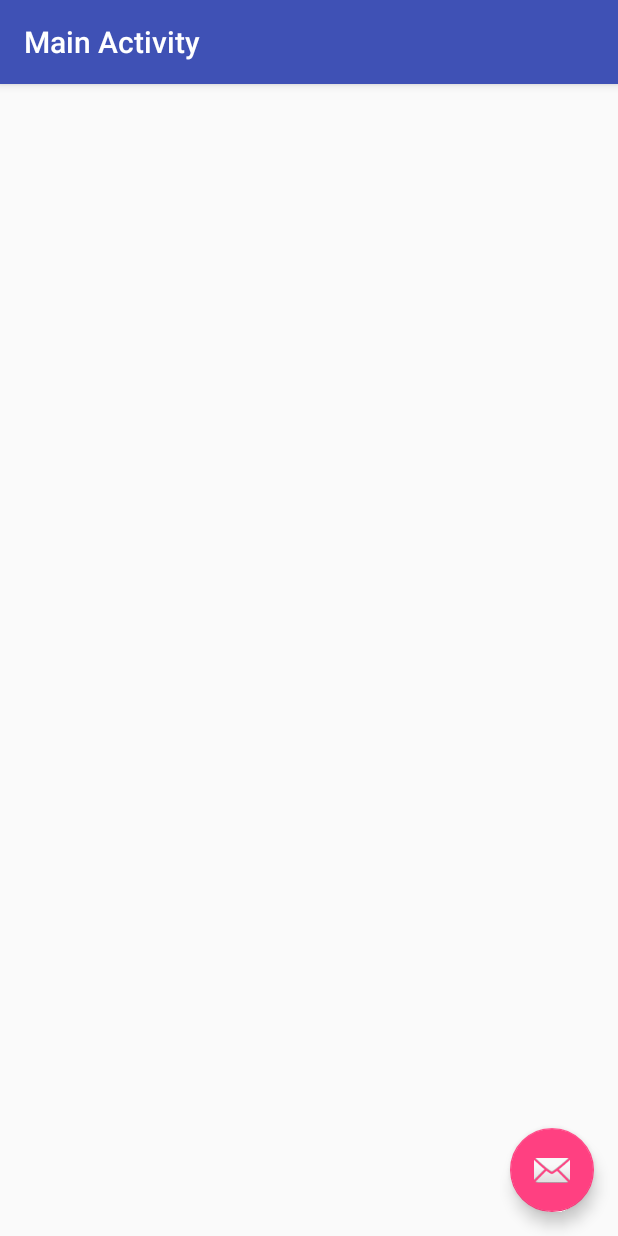
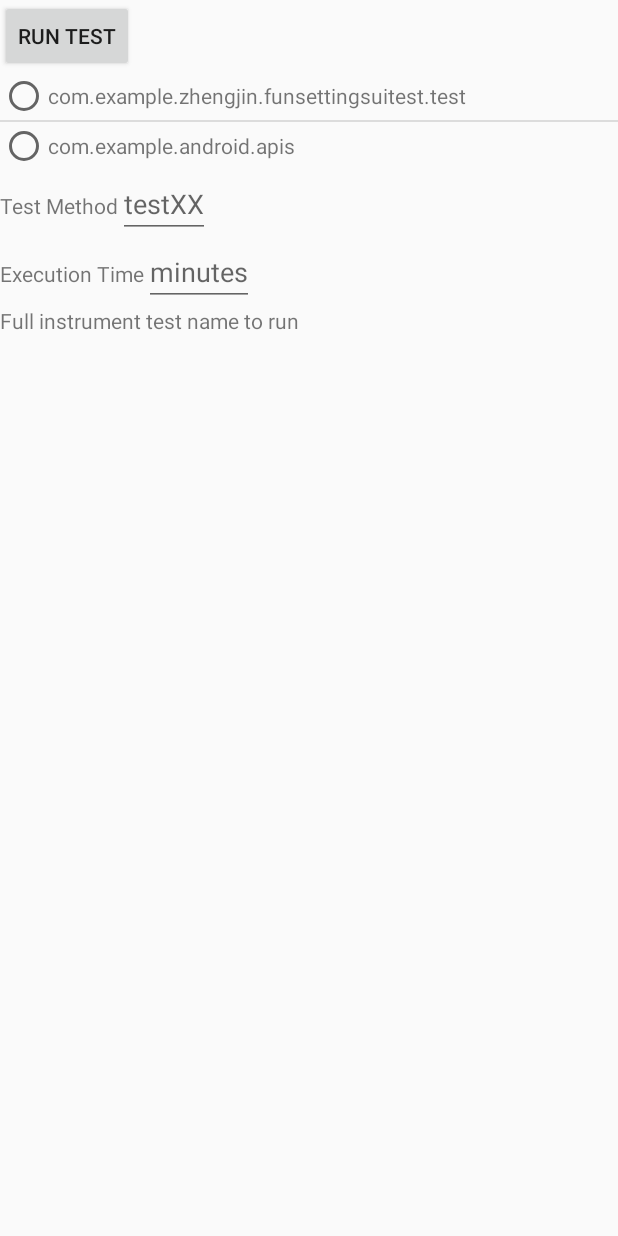
Before and after one commit to Vieira-zj/zj_uiautomator_project, an Android app: the ActivityRunUiTest screen opened directly, with no data from a screen before it, on a phone screen of 412 x 824 dp. Run offline under Robolectric (Android 15) with nearby library versions, the phone set to English and light mode, and no system bars.

Commit message:
Init run instrument test cases UI page.

```diff
--- a/app/src/main/java/com/example/zhengjin/funsettingsuitest/Activity/ActivityMain.java
+++ b/app/src/main/java/com/example/zhengjin/funsettingsuitest/Activity/ActivityMain.java
@@ -9,8 +9,6 @@ import android.widget.Button;
 import com.example.zhengjin.funsettingsuitest.R;
 
 public final class ActivityMain extends AppCompatActivity {
-
-    static final int SUCCESS_EXIT = 0;
 
     private Button mBtnRunDemo;
     private Button mBtnRunTest;
@@ -33,16 +31,24 @@ public final class ActivityMain extends AppCompatActivity {
             });
         }
 
+        if (mBtnRunTest != null) {
+            mBtnRunTest.setOnClickListener(new View.OnClickListener() {
+                @Override
+                public void onClick(View view) {
+                    Intent intent = new Intent(ActivityMain.this, ActivityRunUiTest.class);
+                    ActivityMain.this.startActivity(intent);
+                }
+            });
+        }
+
         if (mBtnExit != null) {
             mBtnExit.setOnClickListener(new View.OnClickListener() {
                 @Override
                 public void onClick(View view) {
                     finish();
-                    System.exit(SUCCESS_EXIT);
                 }
             });
         }
-
     }
 
     private void initViews() {
--- a/app/src/main/java/com/example/zhengjin/funsettingsuitest/Activity/ActivityRunUiTest.java
+++ b/app/src/main/java/com/example/zhengjin/funsettingsuitest/Activity/ActivityRunUiTest.java
@@ -1,31 +1,136 @@
 package com.example.zhengjin.funsettingsuitest.Activity;
 
+import android.content.Intent;
 import android.os.Bundle;
-import android.support.design.widget.FloatingActionButton;
-import android.support.design.widget.Snackbar;
 import android.support.v7.app.AppCompatActivity;
-import android.support.v7.widget.Toolbar;
 import android.view.View;
+import android.view.ViewGroup;
+import android.widget.BaseAdapter;
+import android.widget.Button;
+import android.widget.CompoundButton;
+import android.widget.ListView;
+import android.widget.RadioButton;
+import android.widget.TextView;
 
 import com.example.zhengjin.funsettingsuitest.R;
+import com.example.zhengjin.funsettingsuitest.Service.ServiceUiTestRunner;
+
+import java.util.ArrayList;
+import java.util.List;
 
 public class ActivityRunUiTest extends AppCompatActivity {
+
+    private final static int INIT_LIST_SIZE = 15;
+    private List<String> mListInstrumentTests = new ArrayList<>(INIT_LIST_SIZE);
+
+    private String mInstrumentCommand;
+
+    private ListView mListViewInstruments;
+    private TextView mTextViewFullTestName;
+    private Button mBtnRunTest;
 
     @Override
     protected void onCreate(Bundle savedInstanceState) {
         super.onCreate(savedInstanceState);
         setContentView(R.layout.activity_run_ui_test);
-        Toolbar toolbar = (Toolbar) findViewById(R.id.toolbar);
-        setSupportActionBar(toolbar);
+        this.initViews();
 
-        FloatingActionButton fab = (FloatingActionButton) findViewById(R.id.fab);
-        fab.setOnClickListener(new View.OnClickListener() {
-            @Override
-            public void onClick(View view) {
-                Snackbar.make(view, "Replace with your own action", Snackbar.LENGTH_LONG)
-                        .setAction("Action", null).show();
+        mListViewInstruments.setAdapter(new ListAdapter());
+
+        if (mBtnRunTest != null) {
+            mBtnRunTest.setOnClickListener(new View.OnClickListener() {
+                @Override
+                public void onClick(View view) {
+                    Intent intent = new Intent(ActivityRunUiTest.this, ServiceUiTestRunner.class);
+                    intent.putExtra("InstCommand", mInstrumentCommand);
+                    ActivityRunUiTest.this.startService(intent);
+                }
+            });
+        }
+    }
+
+    private void initViews() {
+
+        mListViewInstruments = (ListView) this.findViewById(R.id.listInstrumentTests);
+        mTextViewFullTestName = (TextView) this.findViewById(R.id.testFullNameToRun);
+        mBtnRunTest = (Button) this.findViewById(R.id.btnRunTest);
+    }
+
+    private void initInstrumentTests() {
+
+        mListInstrumentTests.add("com.example.zhengjin.funsettingsuitest.test");
+        mListInstrumentTests.add("com.example.android.apis");
+    }
+
+    private class ListAdapter extends BaseAdapter {
+
+        int mTempPosition = -1;
+
+        public ListAdapter() {
+            ActivityRunUiTest.this.initInstrumentTests();
+        }
+
+        @Override
+        public int getCount() {
+            return mListInstrumentTests.size();
+        }
+
+        @Override
+        public Object getItem(int position) {
+            return mListInstrumentTests.get(position);
+        }
+
+        @Override
+        public long getItemId(int position) {
+            return position;
+        }
+
+        @Override
+        public View getView(final int position, View convertView, ViewGroup parent) {
+            ViewHolder holder;
+
+            if (convertView == null) {
+                convertView = ActivityRunUiTest.this.getLayoutInflater().inflate(R.layout.list_item, null);
+
+                holder = new ViewHolder();
+                holder.selectRadioBtn = (RadioButton) convertView.findViewById(R.id.selectRadioBtn);
+                holder.instrumentTestName = (TextView) convertView.findViewById(R.id.instrumentTestName);
+                holder.selectRadioBtn.setId(position);
+                convertView.setTag(holder);
+            } else {
+                holder = (ViewHolder) convertView.getTag();
             }
-        });
+
+            holder.selectRadioBtn.setOnCheckedChangeListener(new CompoundButton.OnCheckedChangeListener() {
+                @Override
+                public void onCheckedChanged(CompoundButton buttonView, boolean isChecked) {
+                    if (isChecked) {
+                        if (mTempPosition != -1) {
+                            RadioButton tempBtn = (RadioButton) findViewById(mTempPosition);
+                            if ((tempBtn != null) && (mTempPosition != -1)) {
+                                tempBtn.setChecked(false);
+                            }
+                        }
+                    }
+                    mTempPosition = buttonView.getId();
+                    mTextViewFullTestName.setText(mListInstrumentTests.get(position));
+                }
+            });
+            if (mTempPosition == position) {
+                if (!holder.selectRadioBtn.isChecked()) {
+                    holder.selectRadioBtn.setChecked(true);
+                }
+            }
+
+            mInstrumentCommand = mListInstrumentTests.get(position);
+            holder.instrumentTestName.setText(mListInstrumentTests.get(position));
+            return convertView;
+        }
+
+        class ViewHolder {
+            RadioButton selectRadioBtn;
+            TextView instrumentTestName;
+        }
     }
 
 }
--- a/app/src/main/res/layout/activity_demo.xml
+++ b/app/src/main/res/layout/activity_demo.xml
@@ -8,7 +8,7 @@
         android:id="@+id/edit1"
         android:layout_width="match_parent"
         android:layout_height="wrap_content"
-        android:hint="@string/hint_text" />
+        android:hint="@string/demo_hint_text" />
 
     <Button
         android:id="@+id/buttonOK"
--- a/app/src/main/res/layout/activity_main.xml
+++ b/app/src/main/res/layout/activity_main.xml
@@ -19,13 +19,13 @@
                 android:id="@+id/demoText"
                 android:layout_width="wrap_content"
                 android:layout_height="wrap_content"
-                android:text="@string/demo_text" />
+                android:text="@string/demo_desc" />
 
             <Button
                 android:id="@+id/btnRunDemo"
                 android:layout_width="wrap_content"
                 android:layout_height="wrap_content"
-                android:text="@string/run_btn_text" />
+                android:text="@string/btn_run" />
         </TableRow>
 
         <TableRow
@@ -37,13 +37,13 @@
                 android:id="@+id/runTestText"
                 android:layout_width="wrap_content"
                 android:layout_height="wrap_content"
-                android:text="@string/run_test_text" />
+                android:text="@string/run_instrument_desc" />
 
             <Button
                 android:id="@+id/btnRunTest"
                 android:layout_width="wrap_content"
                 android:layout_height="wrap_content"
-                android:text="@string/run_btn_text" />
+                android:text="@string/btn_run" />
         </TableRow>
     </TableLayout>
 
--- a/app/src/main/res/layout/activity_run_ui_test.xml
+++ b/app/src/main/res/layout/activity_run_ui_test.xml
@@ -1,34 +1,60 @@
 <?xml version="1.0" encoding="utf-8"?>
-<android.support.design.widget.CoordinatorLayout xmlns:android="http://schemas.android.com/apk/res/android"
-    xmlns:app="http://schemas.android.com/apk/res-auto"
-    xmlns:tools="http://schemas.android.com/tools"
+<LinearLayout xmlns:android="http://schemas.android.com/apk/res/android"
     android:layout_width="match_parent"
     android:layout_height="match_parent"
-    android:fitsSystemWindows="true"
-    tools:context="com.example.zhengjin.funsettingsuitest.Activity.ActivityRunUiTest">
+    android:orientation="vertical">
 
-    <android.support.design.widget.AppBarLayout
+    <Button
+        android:id="@+id/btnRunInstrumentTest"
+        android:layout_width="wrap_content"
+        android:layout_height="wrap_content"
+        android:text="@string/btn_run_instrument" />
+
+    <ListView
+        android:id="@+id/listInstrumentTests"
+        android:layout_width="match_parent"
+        android:layout_height="wrap_content" />
+
+    <LinearLayout
         android:layout_width="match_parent"
         android:layout_height="wrap_content"
-        android:theme="@style/AppTheme.AppBarOverlay">
+        android:orientation="horizontal">
 
-        <android.support.v7.widget.Toolbar
-            android:id="@+id/toolbar"
-            android:layout_width="match_parent"
-            android:layout_height="?attr/actionBarSize"
-            android:background="?attr/colorPrimary"
-            app:popupTheme="@style/AppTheme.PopupOverlay" />
+        <TextView
+            android:id="@+id/labelRunTestMethod"
+            android:layout_width="wrap_content"
+            android:layout_height="wrap_content"
+            android:text="@string/label_run_test_method" />
 
-    </android.support.design.widget.AppBarLayout>
+        <EditText
+            android:id="@+id/setRunTestMethod"
+            android:layout_width="wrap_content"
+            android:layout_height="wrap_content"
+            android:hint="@string/hint_set_run_test_method" />
+    </LinearLayout>
 
-    <include layout="@layout/content_activity_run_ui_test" />
+    <LinearLayout
+        android:layout_width="match_parent"
+        android:layout_height="wrap_content"
+        android:orientation="horizontal">
 
-    <android.support.design.widget.FloatingActionButton
-        android:id="@+id/fab"
+        <TextView
+            android:id="@+id/labelExecutionTime"
+            android:layout_width="wrap_content"
+            android:layout_height="wrap_content"
+            android:text="@string/label_execution_time" />
+
+        <EditText
+            android:id="@+id/setExecutionTime"
+            android:layout_width="wrap_content"
+            android:layout_height="wrap_content"
+            android:hint="@string/hint_set_execution_time" />
+    </LinearLayout>
+
+    <TextView
+        android:id="@+id/testFullNameToRun"
         android:layout_width="wrap_content"
         android:layout_height="wrap_content"
-        android:layout_gravity="bottom|end"
-        android:layout_margin="@dimen/fab_margin"
-        android:src="@android:drawable/ic_dialog_email" />
+        android:text="@string/full_test_name_to_run" />
 
-</android.support.design.widget.CoordinatorLayout>
+</LinearLayout>
--- /dev/null
+++ b/app/src/main/res/layout/list_item.xml
@@ -0,0 +1,18 @@
+<?xml version="1.0" encoding="utf-8"?>
+<LinearLayout xmlns:android="http://schemas.android.com/apk/res/android"
+    android:layout_width="match_parent"
+    android:layout_height="match_parent"
+    android:orientation="horizontal">
+
+    <RadioButton
+        android:id="@+id/selectRadioBtn"
+        android:layout_width="wrap_content"
+        android:layout_height="wrap_content" />
+
+    <TextView
+        android:id="@+id/instrumentTestName"
+        android:layout_width="match_parent"
+        android:layout_height="match_parent"
+        android:gravity="center_vertical" />
+
+</LinearLayout>
--- a/app/src/main/res/values/strings.xml
+++ b/app/src/main/res/values/strings.xml
@@ -4,14 +4,23 @@
 
     <!-- main activity -->
     <string name="title_activity_activity_run_ui_test">Main Activity</string>
-    <string name="demo_text">This a demo</string>
-    <string name="run_test_text">Run instrument ui test</string>
-    <string name="run_btn_text">Run</string>
+    <string name="demo_desc">This a demo</string>
+    <string name="run_instrument_desc">Run instrument ui test</string>
+    <string name="btn_run">Run</string>
     <string name="btn_exit">Exit</string>
 
     <!-- demo activity -->
     <string name="title_activity_activity_demo">Demo Activity</string>
     <string name="btn_ok">OK</string>
     <string name="hello_world">Hello Message</string>
-    <string name="hint_text">Your name</string>
+    <string name="demo_hint_text">Your name</string>
+
+    <!-- instrument test runner activity -->
+    <string name="full_test_name_to_run">Full instrument test name to run</string>
+    <string name="btn_run_instrument">Run Test</string>
+    <string name="label_run_test_method">Test Method</string>
+    <string name="hint_set_run_test_method">testXX</string>
+    <string name="label_execution_time">Execution Time</string>
+    <string name="hint_set_execution_time">minutes</string>
+
 </resources>
```
